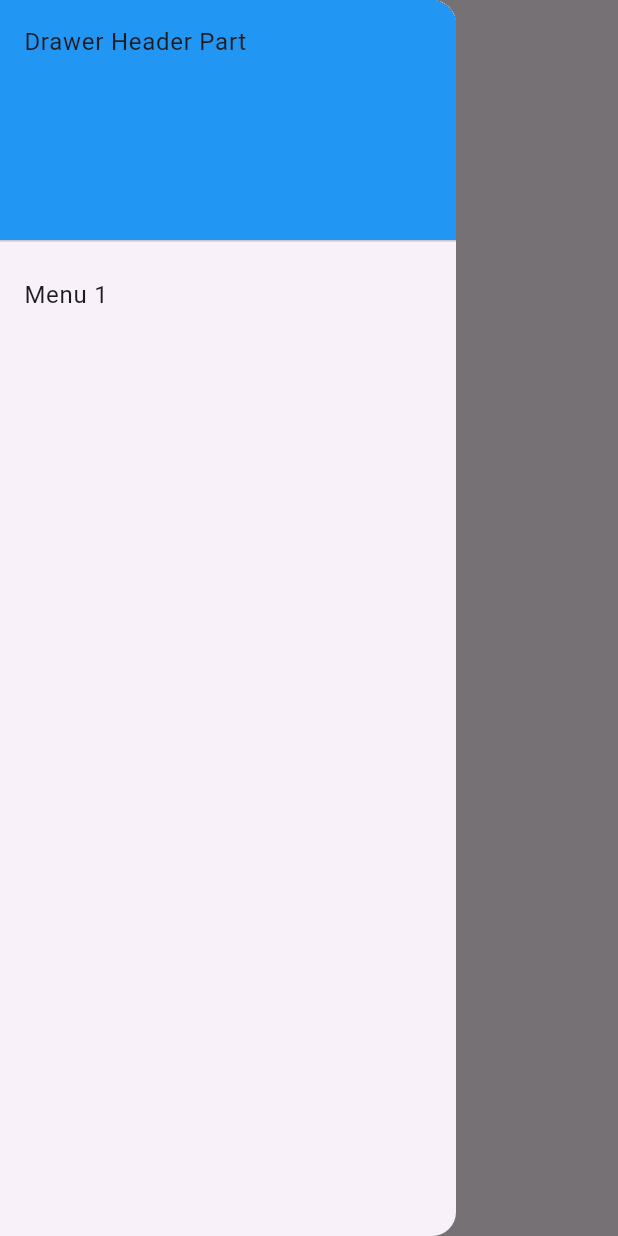
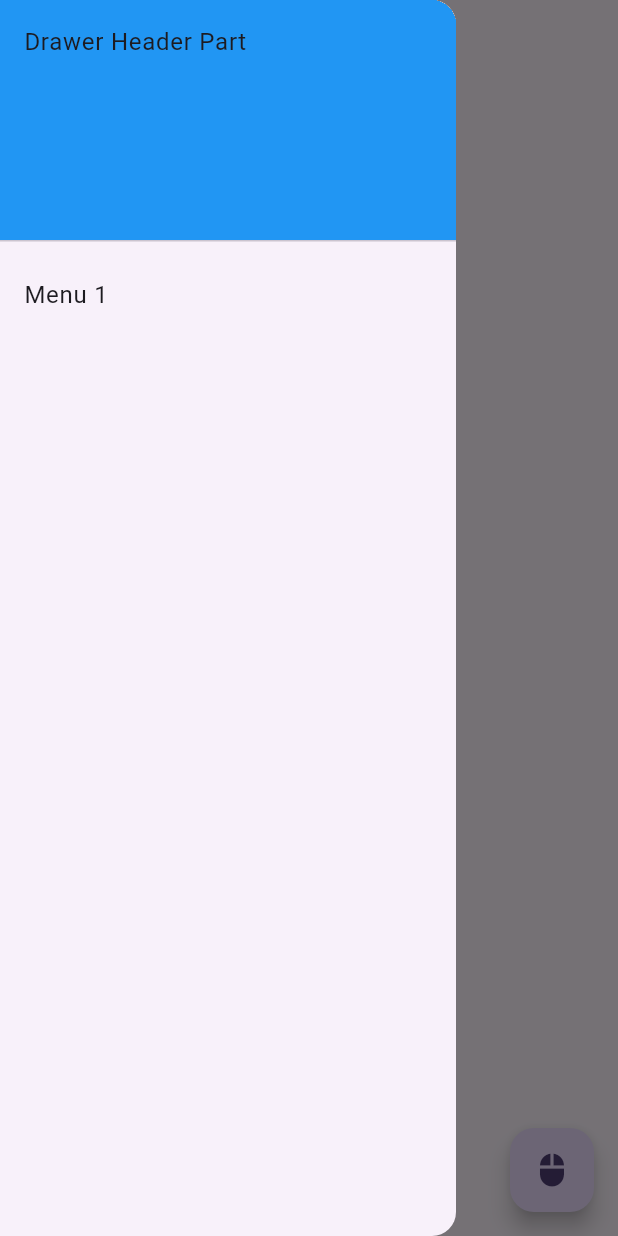
Before and after one commit to StudioZERONE/study_flutter_13_totally03_lec, a Flutter app: the screen it shows after launch, with the side drawer open, on a phone screen of 412 x 824 dp. Run offline on Flutter 3.47's test engine with Material 2 defaults, Android fonts, the phone set to English and light mode, and no system bars.

Commit message:
floatingActionButton 구현

```diff
--- a/lib/main.dart
+++ b/lib/main.dart
@@ -48,9 +48,11 @@
         ),
       ),
       body: const Center(
-        child: Column(
-          children: [],
-        ),
+        child: Text('Hello World'),
+      ),
+      floatingActionButton: FloatingActionButton(
+        onPressed: () => print('clicked'),
+        child: const Icon(Icons.mouse),
       ),
     );
   }
```
